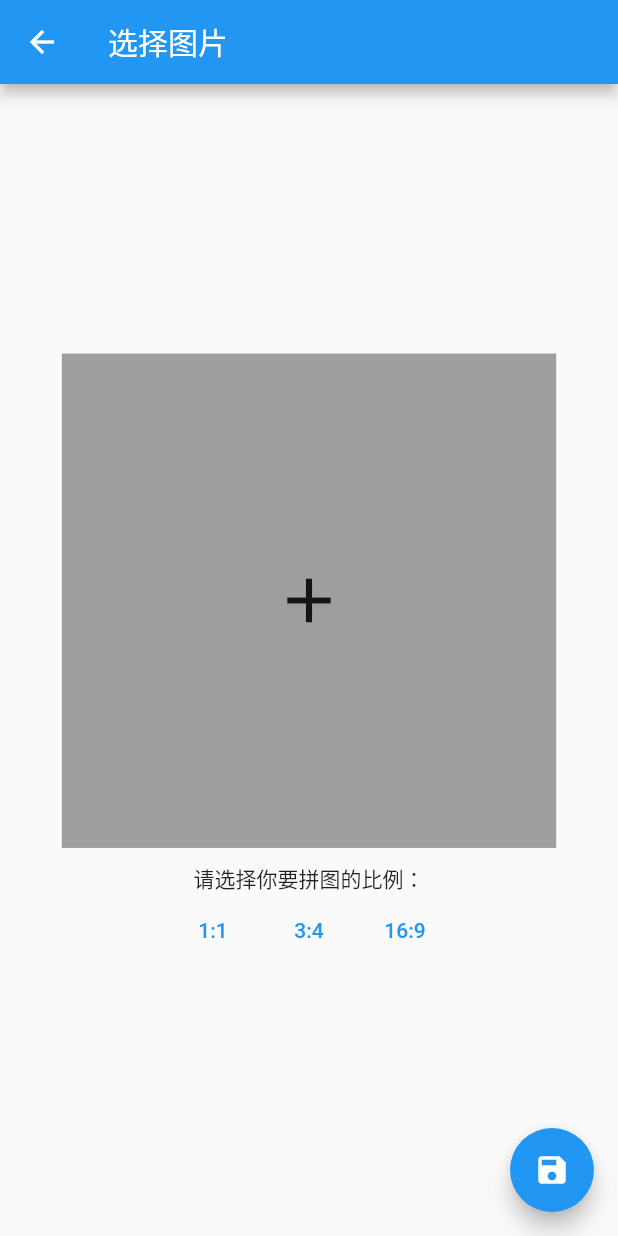
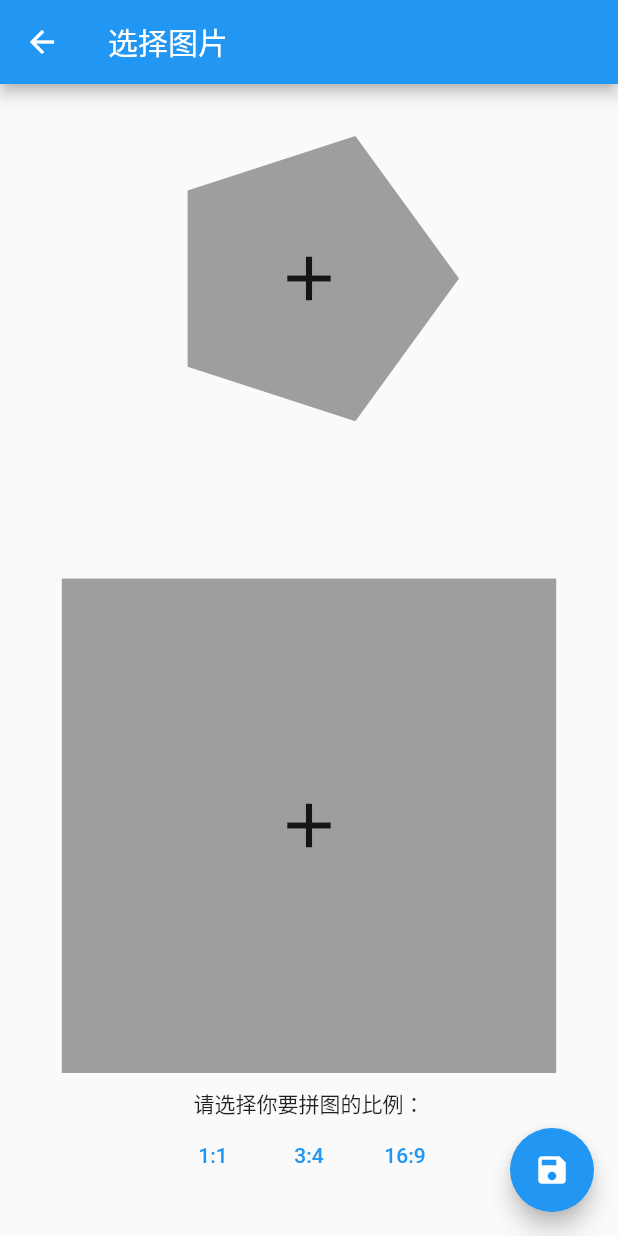
Before and after one commit to FlameTinary/typingtu, a Flutter app: the TYSelectPicturePage screen opened directly, on a phone screen of 412 x 824 dp. Run offline on Flutter 3.47's test engine with Material 2 defaults, Android fonts, the phone set to English and light mode, and no system bars; drawn by our look-alikes of screenshot; our stand-ins replace image_gallery_saver, image_picker, permission_handler, photo_view; missing offline and left inert: wechat_assets_picker.

Commit message:
绘制五边形widget

```diff
--- a/lib/pages/select_picture_page.dart
+++ b/lib/pages/select_picture_page.dart
@@ -1,9 +1,11 @@
 import 'dart:typed_data';
 
 import 'package:flutter/material.dart';
+import 'package:typingtu/widgets/circle_image.dart';
 import 'package:typingtu/widgets/image_picker.dart';
 import 'package:screenshot/screenshot.dart';
 import 'package:typingtu/utils/picture.dart';
+import 'package:typingtu/widgets/pentagon.dart';
 
 class TYSelectPicturePage extends StatefulWidget {
   const TYSelectPicturePage({super.key});
@@ -67,6 +69,18 @@ class _TYSelectPicturePageState extends State<TYSelectPicturePage> {
         child: Column(
           mainAxisAlignment: MainAxisAlignment.center,
           children: <Widget>[
+            SizedBox(
+              height: 200,
+              width: 200,
+              child: Pentagon(
+                // size: 100,
+                color: Colors.red,
+                child: const ImagePickerWidget(),
+              ),
+            ),
+            const SizedBox(
+              height: 100,
+            ),
             Screenshot(
               controller: screenshotController,
               child: SizedBox(
--- a/lib/widgets/image_picker.dart
+++ b/lib/widgets/image_picker.dart
@@ -33,6 +33,7 @@ class _ImagePickerWidgetState extends State<ImagePickerWidget> {
               clipBehavior: Clip.antiAlias, // 裁剪
               child: PhotoView(
                 enablePanAlways: true, // 允许拖动
+                enableRotation: true, // 允许旋转
                 imageProvider: FileImage(File(_picturePath!)),
               ),
             )
--- /dev/null
+++ b/lib/widgets/pentagon.dart
@@ -0,0 +1,67 @@
+import 'package:flutter/material.dart';
+import 'dart:math' as math;
+
+// 五角星widget
+class Pentagon extends StatelessWidget {
+  final double size;
+  final Color color;
+  Widget? child;
+
+  Pentagon({
+    super.key,
+    this.size = 100,
+    this.color = Colors.blue,
+    this.child,
+  });
+
+  @override
+  Widget build(BuildContext context) {
+    return ClipPath(
+      clipper: _PentagonClipper(),
+      child: child,
+    );
+  }
+}
+
+class _PentagonClipper extends CustomClipper<Path> {
+  @override
+  Path getClip(Size size) {
+    Path path = Path(); // 创建一个空的 Path 对象
+    double width = size.width; // 获取传入的 Size 对象的宽度
+    double height = size.height; // 获取传入的 Size 对象的高度
+    // 计算半径，使用 math.min 函数获取 width 和 height 中较小的值，并除以 2
+    double radius = math.min(width, height) / 2;
+    double centerX = width / 2; // 计算中心点的 x 坐标
+    double centerY = height / 2; // 计算中心点的 y 坐标
+    /// 在这行代码中，2 * math.pi / 5 的作用是计算五边形的内角大小。
+    /// 其中 math.pi 表示圆周率，2 * math.pi 表示一个完整的圆周角（360度），
+    /// 而 / 5 则表示将圆周角等分为五个部分，即五边形的五个内角大小都相等。
+    /// 因此，2 * math.pi / 5 的结果就是每个内角的大小。
+    /// 乘以2的原因是因为计算机中通常使用弧度来表示角度，而不是度数。
+    /// 弧度是一种角度度量方式，它表示圆周上的弧长与半径之比。
+    /// 一个完整的圆周角对应的弧长是半径的2倍，因此将每个内角的弧度大小乘以2可以得到相应的圆周角度数大小。
+    /// 这个圆周角度数的值可以作为 math.cos 和 math.sin 等三角函数的参数，用于计算五边形的顶点坐标。
+    double angle = 2 * math.pi / 5; // 计算角度，这里使用的是弧度制，math.pi 是圆周率，除以 5 表示五边形
+    /**
+     * 这一行代码是在 Path 对象中设置起点的位置。
+     * moveTo 方法将路径的起始点移动到指定的坐标位置。
+     * 具体来说，这一句代码中，centerX 和 centerY 分别表示五边形的中心点的横纵坐标，radius 表示五边形的半径。
+     * 而 math.cos(0) 和 math.sin(0) 则分别表示正弦函数和余弦函数在角度为 0 时的值，即 1 和 0。
+     * 因此，这一句代码的作用是将起点移动到五边形的顶点之一，即中心点加上一个半径的距离，
+     * 这个距离的横坐标和纵坐标分别为 radius * math.cos(0) 和 radius * math.sin(0)，也就是 (radius, 0) 的坐标。
+     * 这个顶点的具体位置取决于五边形的半径和中心点的位置。
+    */
+    path.moveTo(centerX + radius * math.cos(0),
+        centerY + radius * math.sin(0)); // 将起始点移动到五边形的顶点，使用三角函数计算坐标
+    for (int i = 1; i <= 5; i++) {
+      // 循环 5 次，画出五边形的每条边
+      path.lineTo(centerX + radius * math.cos(angle * i),
+          centerY + radius * math.sin(angle * i)); // 从当前点画一条线到下一个点，使用三角函数计算坐标
+    }
+    path.close(); // 关闭路径，将最后一个点与第一个点连接起来
+    return path; // 返回 Path 对象
+  }
+
+  @override
+  bool shouldReclip(covariant CustomClipper<Path> oldClipper) => false;
+}
```
Also changed, not shown: lib/widgets/circle_image.dart (added, +61 -0 lines).
